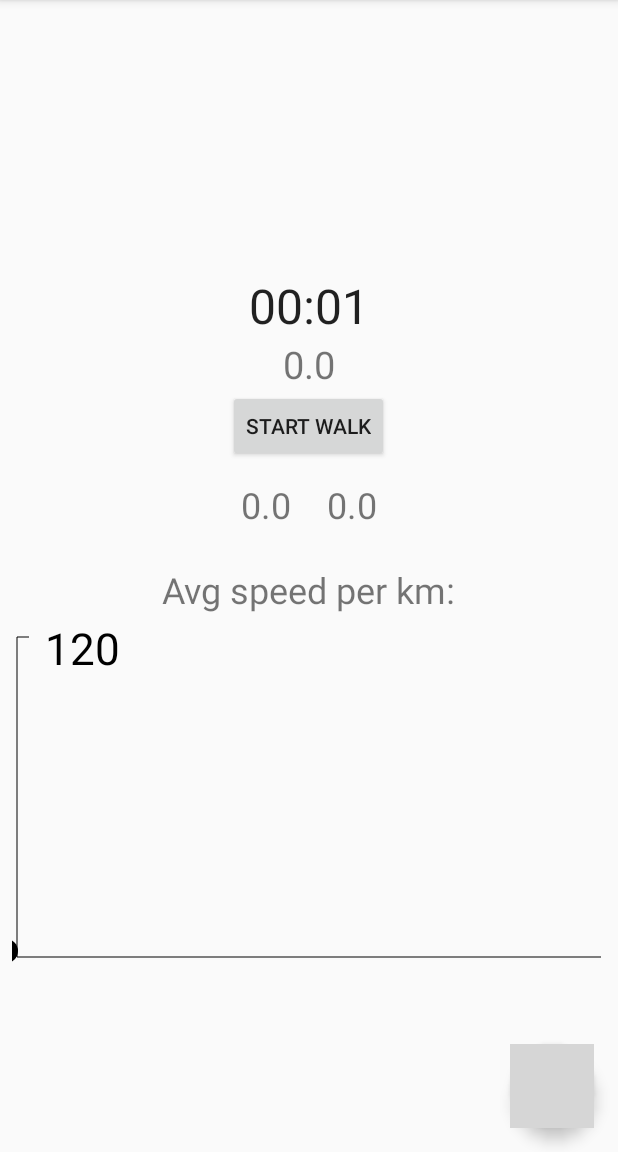
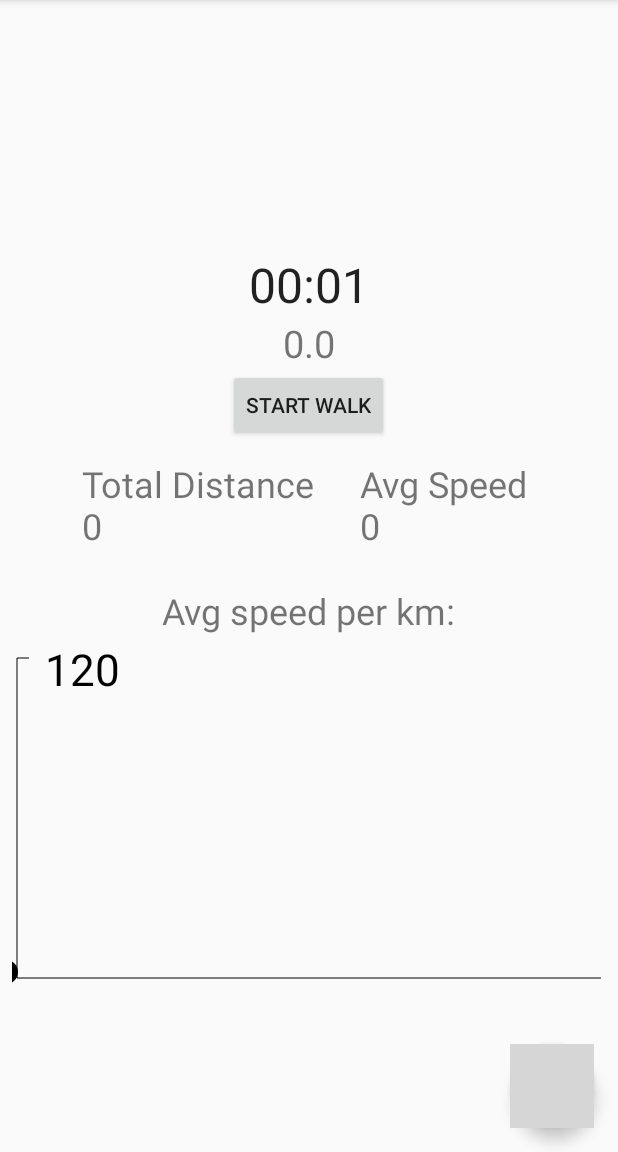
Before and after one commit to Droidverine/WatchYouSteps, an Android app: the screen it shows after launch (MainActivity), after a tap on "STOP WALK", on a phone screen of 412 x 824 dp, the part 84-1236 px from its top. Run offline under Robolectric (Android 15) with nearby library versions, the phone set to English and light mode, and no system bars; 2 other taps on this screen came first; grey boxes are pictures that could not be loaded.

Commit message:
Few tweaks

```diff
--- a/app/src/main/java/com/droidverine/watchyousteps/MainActivity.java
+++ b/app/src/main/java/com/droidverine/watchyousteps/MainActivity.java
@@ -36,6 +36,8 @@ import java.util.ArrayList;
 import java.util.Calendar;
 import java.util.Collections;
 import java.util.Date;
+import java.text.DecimalFormat;
+
 
 
 
@@ -43,12 +45,15 @@ public class MainActivity extends AppCompatActivity {
     private LocationManager locationManager;
     LocationListener locationListener;
     Chronometer chronometer, chronometerkm;
+
     String langlong;
     TextView lc, TxttotalRun, Txtavgspeed, Txtavgspeedperkm;
     long eachkm;
     ArrayList<Location> locationArrayList=new ArrayList<>();
     public static ArrayList<Double> PerkmArraylist=new ArrayList<>();
     public  static Double dskm;
+    DecimalFormat df = new DecimalFormat("##.###");
+
     GraphCusotmView graphCusotmView;
     Double elapsed,finalkm;
     Button btnstart, btnstop;
@@ -174,8 +179,8 @@ public class MainActivity extends AppCompatActivity {
                     } catch (IOException e) {
                         e.printStackTrace();
                     }
-                    TxttotalRun.setText("" + dskm);
-                    Txtavgspeed.setText("" + avgspeed);
+                    TxttotalRun.setText("Total Distance \n" + df.format(dskm));
+                    Txtavgspeed.setText("Avg Speed \n" + df.format(avgspeed));
 
                     distanceInMetres = 0.0;
                     lc.setText(""+distanceInMetres);
```
